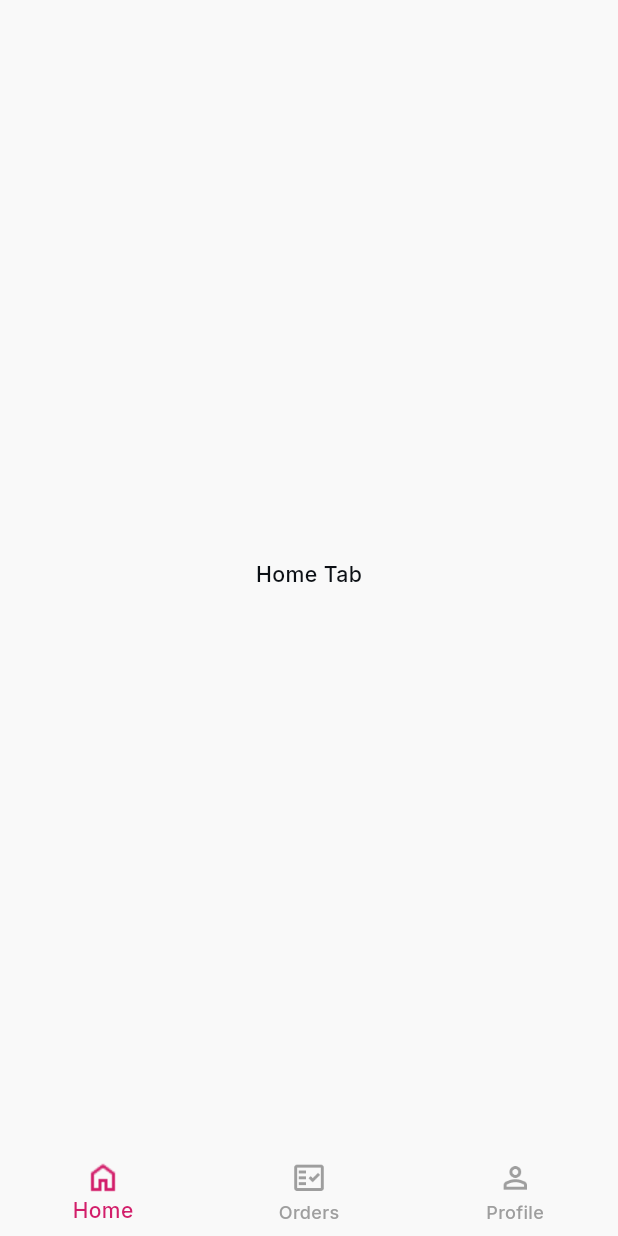
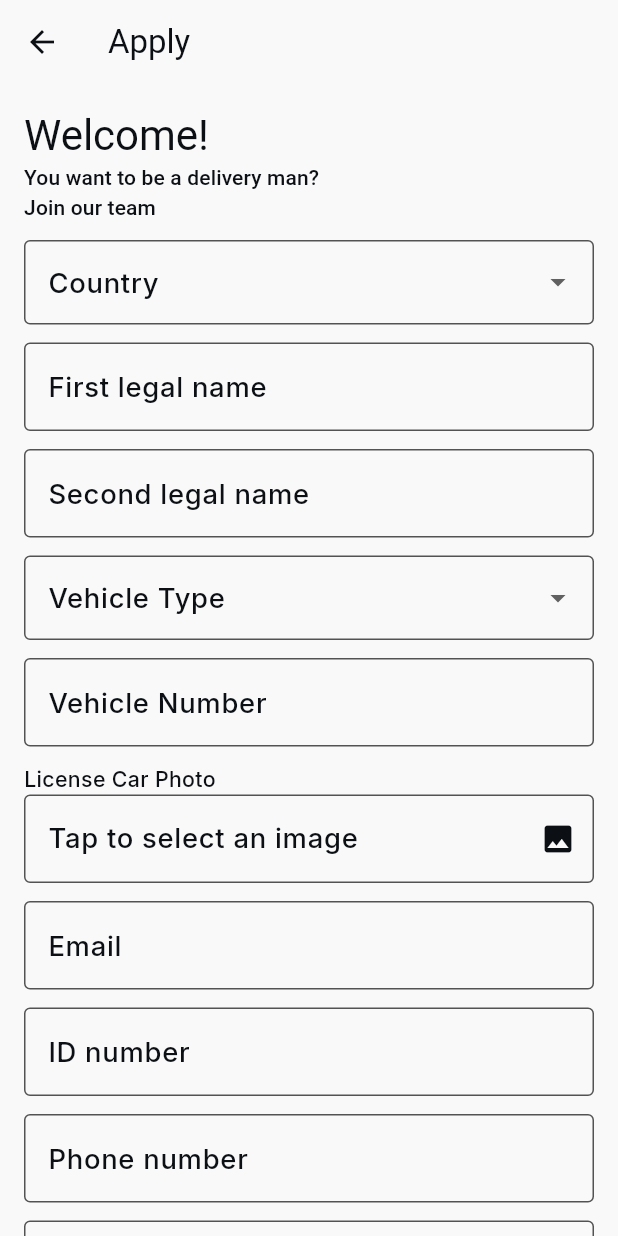
Before and after one commit to CodKD/tracking_app, a Flutter app: the screen it shows after launch, on a phone screen of 412 x 824 dp. Run offline on Flutter 3.47's test engine with Material 3 defaults, Android fonts, the phone set to English and light mode, and no system bars; our stand-ins replace animated_text_kit, dio, firebase_core, flutter_bloc, flutter_screenutil, get_it and 6 more; accounts and stored records are empty; generated files the repository leaves out were written again.

Commit message:
feat[apply]: - build Presentation layer

```diff
--- a/lib/core/route/app_routes.dart
+++ b/lib/core/route/app_routes.dart
@@ -1,4 +1,5 @@
 abstract class AppRoutes {
   static const String homeScreen = "/home_screen";
   static const String loginScreen = "/login_screen";
+  static const String applyScreen = "/driver_apply_screen";
 }
--- a/lib/core/route/routes.dart
+++ b/lib/core/route/routes.dart
@@ -3,6 +3,7 @@ import 'package:flutter/material.dart';
 import 'package:tracking_app/core/extensions/project_extensions.dart';
 import 'package:tracking_app/core/route/app_routes.dart';
 import 'package:tracking_app/core/theme/app_colors.dart';
+import 'package:tracking_app/features/auth/apply/presentation/view/apply_screen.dart';
 import 'package:tracking_app/features/home/presentation/home_screen.dart';
 import 'package:tracking_app/core/gen/assets.gen.dart';
 
@@ -10,14 +11,14 @@ abstract class Routes {
   static Route generateRoute(RouteSettings settings) {
     final url = Uri.parse(settings.name ?? "/");
     switch (url.path) {
-  case AppRoutes.homeScreen:
+      case AppRoutes.homeScreen:
+        return MaterialPageRoute(builder: (context) => const HomeScreen());
+      case AppRoutes.applyScreen:
         return MaterialPageRoute(
-          builder: (context) => const HomeScreen(),
+          builder: (context) => const DriverApplyScreen(),
         );
       default:
-        return MaterialPageRoute(
-          builder: (context) => NotFoundScreen(),
-        );
+        return MaterialPageRoute(builder: (context) => NotFoundScreen());
     }
   }
 }
--- /dev/null
+++ b/lib/features/auth/apply/presentation/cubit/driver_apply_cubit.dart
@@ -0,0 +1,26 @@
+import 'package:flutter_bloc/flutter_bloc.dart';
+import 'package:tracking_app/core/api_layer/api_result/api_result.dart';
+import 'package:tracking_app/core/api_layer/models/request/auth/apply_request.dart';
+import 'package:tracking_app/features/auth/apply/domain/entities/apply_entity.dart';
+import 'package:tracking_app/features/auth/apply/domain/usecases/apply_use_case.dart';
+import 'driver_apply_state.dart';
+
+class DriverApplyCubit extends Cubit<DriverApplyState> {
+  final ApplyUseCase applyUseCase;
+
+  DriverApplyCubit(this.applyUseCase) : super(DriverApplyInitial());
+
+  Future<void> submit(ApplyRequest request) async {
+    emit(DriverApplyLoading());
+
+    final result = await applyUseCase(request);
+
+    if (result is ApiSuccessResult<DriverEntity>) {
+      emit(DriverApplySuccess());
+    } else if (result is ApiErrorResult<DriverEntity>) {
+      emit(DriverApplyError(result.errorMessage));
+    } else {
+      emit(DriverApplyError("Unexpected error"));
+    }
+  }
+}
--- /dev/null
+++ b/lib/features/auth/apply/presentation/cubit/driver_apply_state.dart
@@ -0,0 +1,12 @@
+abstract class DriverApplyState {}
+
+class DriverApplyInitial extends DriverApplyState {}
+
+class DriverApplyLoading extends DriverApplyState {}
+
+class DriverApplySuccess extends DriverApplyState {}
+
+class DriverApplyError extends DriverApplyState {
+  final String message;
+  DriverApplyError(this.message);
+}
--- /dev/null
+++ b/lib/features/auth/apply/presentation/view/apply_screen.dart
@@ -0,0 +1,226 @@
+import 'package:flutter/material.dart';
+import 'package:flutter_bloc/flutter_bloc.dart';
+import 'package:get_it/get_it.dart' show GetIt;
+import 'package:tracking_app/core/api_layer/models/request/auth/apply_request.dart';
+import 'package:tracking_app/features/auth/apply/domain/usecases/apply_use_case.dart';
+import '../cubit/driver_apply_cubit.dart';
+import '../cubit/driver_apply_state.dart';
+import '../widgets/custom_text_field.dart';
+import '../widgets/custom_dropdown.dart';
+import '../widgets/image_picker_field.dart';
+
+class DriverApplyScreen extends StatefulWidget {
+  const DriverApplyScreen({super.key});
+
+  @override
+  State<DriverApplyScreen> createState() => _DriverApplyScreenState();
+}
+
+class _DriverApplyScreenState extends State<DriverApplyScreen> {
+  final _formKey = GlobalKey<FormState>();
+
+  final _firstNameController = TextEditingController();
+  final _secondNameController = TextEditingController();
+  final _vehicleNameController = TextEditingController();
+  final _emailController = TextEditingController();
+  final _idController = TextEditingController();
+  final _phoneController = TextEditingController();
+  final _passwordController = TextEditingController();
+  final _confirmPasswordController = TextEditingController();
+
+  String? _selectedCountry;
+  String? _selectedVehicleType;
+  String? _selectedGender;
+
+  String? _licenseImg;
+  String? _nidImg;
+  final sl = GetIt.instance;
+
+  @override
+  Widget build(BuildContext context) {
+    return Scaffold(
+      appBar: AppBar(title: const Text("Apply")),
+      body: BlocProvider(
+        create: (_) => DriverApplyCubit(sl<ApplyUseCase>()),
+        child: BlocConsumer<DriverApplyCubit, DriverApplyState>(
+          listener: (context, state) {
+            if (state is DriverApplyError) {
+              ScaffoldMessenger.of(
+                context,
+              ).showSnackBar(SnackBar(content: Text(state.message)));
+            } else if (state is DriverApplySuccess) {
+              Navigator.pushReplacementNamed(context, "/login");
+            }
+          },
+          builder: (context, state) {
+            if (state is DriverApplyLoading) {
+              return const Center(child: CircularProgressIndicator());
+            }
+            return SingleChildScrollView(
+              padding: const EdgeInsets.all(16),
+              child: Form(
+                key: _formKey,
+                child: Column(
+                  crossAxisAlignment: CrossAxisAlignment.start,
+                  children: [
+                    Text(
+                      "Welcome!",
+                      style: Theme
+                          .of(context)
+                          .textTheme
+                          .headlineMedium,
+                    ),
+                    Text(
+                      '''You want to be a delivery man?
+Join our team ''',
+                      style: Theme
+                          .of(context)
+                          .textTheme
+                          .titleSmall,
+                      textAlign: TextAlign.left,
+                    ),
+                    const SizedBox(height: 12),
+
+                    CustomDropdown(
+                      label: "Country",
+                      items: const ["Egypt", "UAE", "KSA"],
+                      value: _selectedCountry,
+                      onChanged: (v) => setState(() => _selectedCountry = v),
+                    ),
+                    const SizedBox(height: 12),
+
+                    CustomTextField(
+                      controller: _firstNameController,
+                      label: "First legal name",
+                    ),
+                    const SizedBox(height: 12),
+
+                    CustomTextField(
+                      controller: _secondNameController,
+                      label: "Second legal name",
+                    ),
+                    const SizedBox(height: 12),
+                    CustomDropdown(
+                      label: "Vehicle Type",
+                      items: const ["Car", "Motorbike", "Truck"],
+                      value: _selectedVehicleType,
+                      onChanged: (v) =>
+                          setState(() => _selectedVehicleType = v),
+                    ),
+                    const SizedBox(height: 12),
+
+                    CustomTextField(
+                      controller: _vehicleNameController,
+                      label: "Vehicle Number",
+                    ),
+                    const SizedBox(height: 12),
+
+                    ImagePickerField(
+                      label: "License Car Photo",
+                      onImagePicked: (file) => setState(() => _licenseImg = ""),
+                    ),
+                    const SizedBox(height: 12),
+                    CustomTextField(
+                      controller: _emailController,
+                      label: "Email",
+                      isEmail: true,
+                    ),
+                    const SizedBox(height: 12),
+
+                    CustomTextField(
+                      controller: _idController,
+                      label: "ID number",
+                    ),
+                    const SizedBox(height: 12),
+
+                    CustomTextField(
+                      controller: _phoneController,
+                      label: "Phone number",
+                      isPhone: true,
+                    ),
+                    const SizedBox(height: 12),
+
+                    CustomTextField(
+                      controller: _passwordController,
+                      label: "Password",
+                      isPassword: true,
+                    ),
+                    const SizedBox(height: 12),
+
+                    CustomTextField(
+                      controller: _confirmPasswordController,
+                      label: "Confirm Password",
+                      isPassword: true,
+                    ),
+
+                    const SizedBox(height: 12),
+
+                    const SizedBox(height: 12),
+
+                    CustomDropdown(
+                      label: "Gender",
+                      items: const ["Male", "Female"],
+                      value: _selectedGender,
+                      onChanged: (v) => setState(() => _selectedGender = v),
+                    ),
+
+                    const SizedBox(height: 12),
+
+                    ImagePickerField(
+                      label: "ID Photo",
+                      onImagePicked: (file) => setState(() => _nidImg = ""),
+                    ),
+
+                    const SizedBox(height: 20),
+                    ElevatedButton(
+                      onPressed: () {
+                        if (_formKey.currentState!.validate()) {
+                          if (_passwordController.text !=
+                              _confirmPasswordController.text) {
+                            ScaffoldMessenger.of(context).showSnackBar(
+                              const SnackBar(
+                                content: Text("Passwords do not match"),
+                              ),
+                            );
+                            return;
+                          }
+                          if (_licenseImg == null || _nidImg == null) {
+                            ScaffoldMessenger.of(context).showSnackBar(
+                              const SnackBar(
+                                content: Text("Please upload all images"),
+                              ),
+                            );
+                            return;
+                          }
+
+                          final request = ApplyRequest(
+                            firstName: _firstNameController.text,
+                            lastName: _secondNameController.text,
+                            vehicleNumber: _vehicleNameController.text,
+                            email: _emailController.text,
+                            nID: _idController.text,
+                            phone: _phoneController.text,
+                            password: _passwordController.text,
+                            rePassword: _confirmPasswordController.text,
+                            country: _selectedCountry!,
+                            vehicleType: _selectedVehicleType!,
+                            gender: _selectedGender!,
+                            vehicleLicense: _licenseImg!,
+                            nIDImg: _nidImg!,
+                          );
+
+                          context.read<DriverApplyCubit>().submit(request);
+                        }
+                      },
+                      child: const Text("Submit"),
+                    ),
+                  ],
+                ),
+              ),
+            );
+          },
+        ),
+      ),
+    );
+  }
+}
--- /dev/null
+++ b/lib/features/auth/apply/presentation/widgets/custom_dropdown.dart
@@ -0,0 +1,26 @@
+import 'package:flutter/material.dart';
+
+class CustomDropdown extends StatelessWidget {
+  final String label;
+  final List<String> items;
+  final String? value;
+  final Function(String?) onChanged;
+
+  const CustomDropdown({
+    super.key,
+    required this.label,
+    required this.items,
+    required this.value,
+    required this.onChanged,
+  });
+
+  @override
+  Widget build(BuildContext context) {
+    return DropdownButtonFormField<String>(
+      decoration: InputDecoration(labelText: label),
+      items: items.map((e) => DropdownMenuItem(value: e, child: Text(e))).toList(),
+      onChanged: onChanged,
+      validator: (val) => val == null ? "$label is required" : null,
+    );
+  }
+}
--- /dev/null
+++ b/lib/features/auth/apply/presentation/widgets/custom_text_field.dart
@@ -0,0 +1,40 @@
+import 'package:flutter/material.dart';
+
+class CustomTextField extends StatelessWidget {
+  final TextEditingController controller;
+  final String label;
+  final bool isPassword;
+  final bool isEmail;
+  final bool isPhone;
+
+  const CustomTextField({
+    super.key,
+    required this.controller,
+    required this.label,
+    this.isPassword = false,
+    this.isEmail = false,
+    this.isPhone = false,
+  });
+
+  @override
+  Widget build(BuildContext context) {
+    return TextFormField(
+      controller: controller,
+      obscureText: isPassword,
+      keyboardType: isEmail
+          ? TextInputType.emailAddress
+          : (isPhone ? TextInputType.phone : TextInputType.text),
+      decoration: InputDecoration(labelText: label),
+      validator: (value) {
+        if (value == null || value.isEmpty) return "$label is required";
+        if (isEmail && !RegExp(r'^[^@]+@[^@]+\.[^@]+').hasMatch(value)) {
+          return "Invalid email";
+        }
+        if (isPhone && !RegExp(r'^01[0-2,5]{1}[0-9]{8}$').hasMatch(value)) {
+          return "Invalid phone number";
+        }
+        return null;
+      },
+    );
+  }
+}
--- /dev/null
+++ b/lib/features/auth/apply/presentation/widgets/image_picker_field.dart
@@ -0,0 +1,40 @@
+import 'dart:io';
+import 'package:flutter/material.dart';
+import 'package:image_picker/image_picker.dart';
+
+class ImagePickerField extends StatelessWidget {
+  final String label;
+  final Function(File file) onImagePicked;
+
+  const ImagePickerField({
+    super.key,
+    required this.label,
+    required this.onImagePicked,
+  });
+
+  @override
+  Widget build(BuildContext context) {
+    return Column(
+      crossAxisAlignment: CrossAxisAlignment.start,
+      children: [
+        Text(label),
+        TextFormField(
+          readOnly: true,
+          onTap: () async {
+            final picker = ImagePicker();
+            final pickedFile = await picker.pickImage(
+              source: ImageSource.gallery,
+            );
+            if (pickedFile != null) {
+              onImagePicked(File(pickedFile.path));
+            }
+          },
+          decoration: InputDecoration(
+            hintText: 'Tap to select an image',
+            suffixIcon: Icon(Icons.image),
+          ),
+        ),
+      ],
+    );
+  }
+}
--- a/lib/main.dart
+++ b/lib/main.dart
@@ -41,7 +41,7 @@ class MyApp extends StatelessWidget {
               locale: locale,
               theme: AppTheme.lightTheme,
               onGenerateRoute: Routes.generateRoute,
-              initialRoute: AppRoutes.homeScreen,
+              initialRoute: AppRoutes.applyScreen,
             );
           },
         ),
```
Also changed, not shown: lib/features/auth/apply/presentation/widgets/slect_gender.dart (added, +64 -0 lines).
